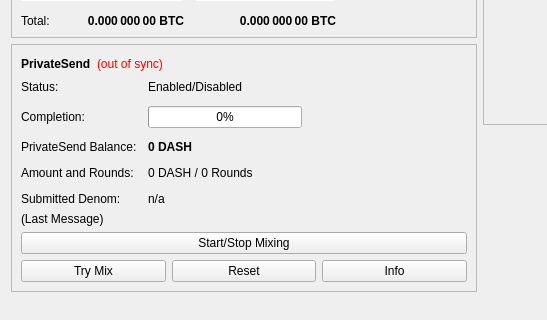
Qt form src/qt/forms/overviewpage.ui (chaincoin/zetacoin) before a commit; both pictures show x 0 to 547 and y 178 to 498 of the 960 by 585 pixel window.
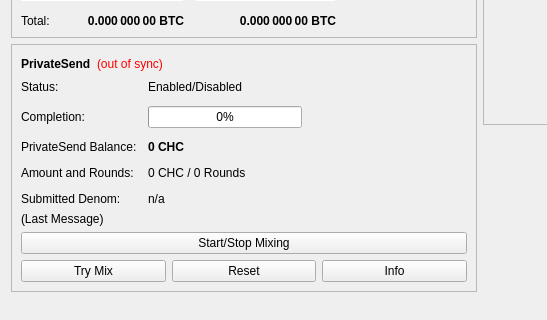
The same form after that commit.

```diff
--- a/src/qt/forms/overviewpage.ui
+++ b/src/qt/forms/overviewpage.ui
@@ -514,7 +514,7 @@
                </font>
               </property>
               <property name="text">
-               <string notr="true">0 DASH</string>
+               <string notr="true">0 CHC</string>
               </property>
              </widget>
             </item>
@@ -528,7 +528,7 @@
             <item row="3" column="1">
              <widget class="QLabel" name="labelAmountRounds">
               <property name="text">
-               <string>0 DASH / 0 Rounds</string>
+               <string>0 CHC / 0 Rounds</string>
               </property>
              </widget>
             </item>
```
